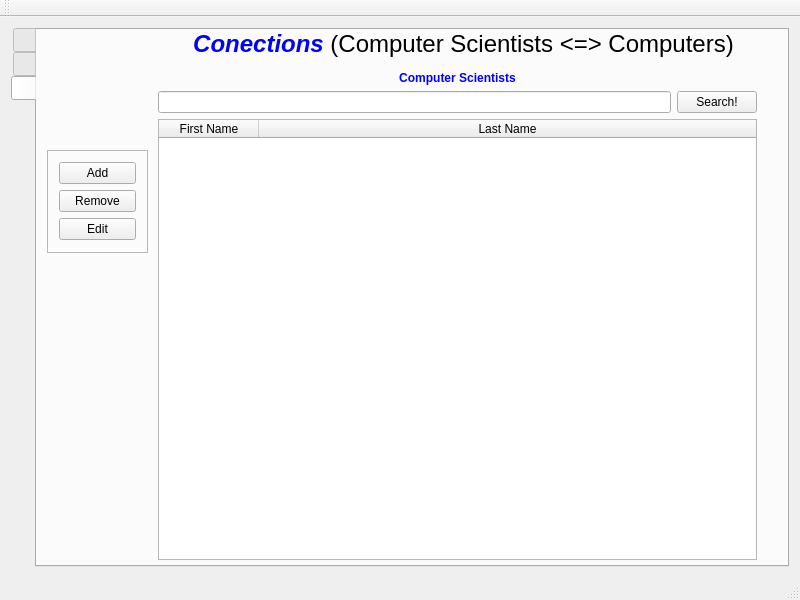
Old version of the form ui/computerscientists.ui in the repository VLN-H7/Skil3.
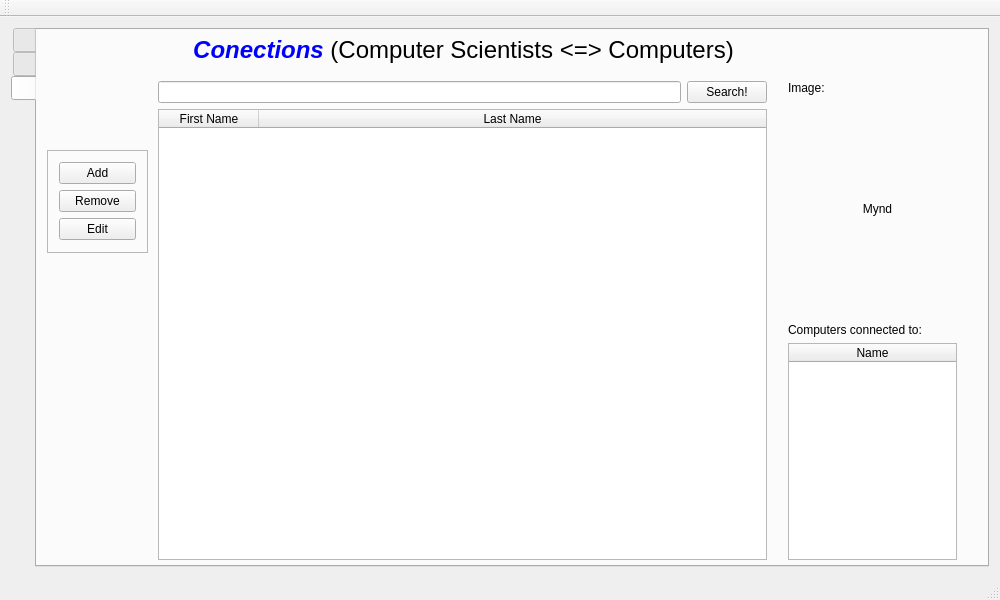
New version of the form. The open tabs and pages were chosen to show the change. Icons and pictures are not drawn.

What changed in the file:
```diff
--- a/ui/computerscientists.ui
+++ b/ui/computerscientists.ui
@@ -6,13 +6,13 @@
    <rect>
     <x>0</x>
     <y>0</y>
-    <width>800</width>
+    <width>1000</width>
     <height>600</height>
    </rect>
   </property>
   <property name="minimumSize">
    <size>
-    <width>800</width>
+    <width>1000</width>
     <height>600</height>
    </size>
   </property>
@@ -423,6 +423,65 @@
          </item>
         </layout>
        </widget>
+       <widget class="QWidget" name="widget_7" native="true">
+        <property name="geometry">
+         <rect>
+          <x>740</x>
+          <y>40</y>
+          <width>201</width>
+          <height>501</height>
+         </rect>
+        </property>
+        <layout class="QVBoxLayout" name="verticalLayout_13">
+         <item>
+          <layout class="QVBoxLayout" name="verticalLayout_14">
+           <item>
+            <widget class="QLabel" name="label_11">
+             <property name="text">
+              <string>Image:</string>
+             </property>
+            </widget>
+           </item>
+           <item>
+            <layout class="QHBoxLayout" name="horizontalLayout_7">
+             <item>
+              <widget class="QLabel" name="label_12">
+               <property name="minimumSize">
+                <size>
+                 <width>179</width>
+                 <height>216</height>
+                </size>
+               </property>
+               <property name="text">
+                <string>&lt;html&gt;&lt;head/&gt;&lt;body&gt;&lt;p align=&quot;center&quot;&gt;Mynd&lt;/p&gt;&lt;/body&gt;&lt;/html&gt;</string>
+               </property>
+              </widget>
+             </item>
+            </layout>
+           </item>
+           <item>
+            <widget class="QLabel" name="label_13">
+             <property name="text">
+              <string>&lt;html&gt;&lt;head/&gt;&lt;body&gt;&lt;p&gt;Computers connected to:&lt;/p&gt;&lt;/body&gt;&lt;/html&gt;</string>
+             </property>
+            </widget>
+           </item>
+           <item>
+            <widget class="QTableWidget" name="tableWidget_3">
+             <attribute name="horizontalHeaderStretchLastSection">
+              <bool>true</bool>
+             </attribute>
+             <column>
+              <property name="text">
+               <string>Name</string>
+              </property>
+             </column>
+            </widget>
+           </item>
+          </layout>
+         </item>
+        </layout>
+       </widget>
       </widget>
       <widget class="QWidget" name="tab">
        <attribute name="icon">
@@ -435,13 +494,61 @@
        <widget class="QWidget" name="widget_4" native="true">
         <property name="geometry">
          <rect>
-          <x>440</x>
-          <y>30</y>
-          <width>301</width>
-          <height>511</height>
+          <x>740</x>
+          <y>40</y>
+          <width>191</width>
+          <height>501</height>
          </rect>
         </property>
-        <layout class="QVBoxLayout" name="verticalLayout_8"/>
+        <layout class="QVBoxLayout" name="verticalLayout_8">
+         <item>
+          <layout class="QVBoxLayout" name="verticalLayout_4">
+           <item>
+            <widget class="QLabel" name="label_2">
+             <property name="text">
+              <string>Image:</string>
+             </property>
+            </widget>
+           </item>
+           <item>
+            <layout class="QHBoxLayout" name="horizontalLayout_3">
+             <item>
+              <widget class="QLabel" name="label_3">
+               <property name="minimumSize">
+                <size>
+                 <width>179</width>
+                 <height>216</height>
+                </size>
+               </property>
+               <property name="text">
+                <string>&lt;html&gt;&lt;head/&gt;&lt;body&gt;&lt;p align=&quot;center&quot;&gt;Mynd&lt;/p&gt;&lt;/body&gt;&lt;/html&gt;</string>
+               </property>
+              </widget>
+             </item>
+            </layout>
+           </item>
+           <item>
+            <widget class="QLabel" name="label_4">
+             <property name="text">
+              <string>&lt;html&gt;&lt;head/&gt;&lt;body&gt;&lt;p&gt;Computers connected to:&lt;/p&gt;&lt;/body&gt;&lt;/html&gt;</string>
+             </property>
+            </widget>
+           </item>
+           <item>
+            <widget class="QTableWidget" name="tableWidget">
+             <attribute name="horizontalHeaderStretchLastSection">
+              <bool>true</bool>
+             </attribute>
+             <column>
+              <property name="text">
+               <string>Name</string>
+              </property>
+             </column>
+            </widget>
+           </item>
+          </layout>
+         </item>
+        </layout>
        </widget>
        <widget class="QLabel" name="picture_computers_2">
         <property name="geometry">
@@ -515,7 +622,7 @@
           <x>120</x>
           <y>0</y>
           <width>613</width>
-          <height>29</height>
+          <height>41</height>
          </rect>
         </property>
         <property name="text">
@@ -526,19 +633,12 @@
         <property name="geometry">
          <rect>
           <x>110</x>
-          <y>30</y>
-          <width>621</width>
-          <height>511</height>
+          <y>40</y>
+          <width>631</width>
+          <height>501</height>
          </rect>
         </property>
         <layout class="QVBoxLayout" name="verticalLayout_10">
-         <item>
-          <widget class="QLabel" name="label_11">
-           <property name="text">
-            <string>&lt;html&gt;&lt;head/&gt;&lt;body&gt;&lt;p align=&quot;center&quot;&gt;&lt;span style=&quot; font-weight:600; color:#0000ff;&quot;&gt;Computer Scientists&lt;/span&gt;&lt;/p&gt;&lt;/body&gt;&lt;/html&gt;</string>
-           </property>
-          </widget>
-         </item>
          <item>
           <layout class="QHBoxLayout" name="horizontalLayout_9">
            <item>
```
Left out of the diff: 75 changed lines with no effect on the pictures.
